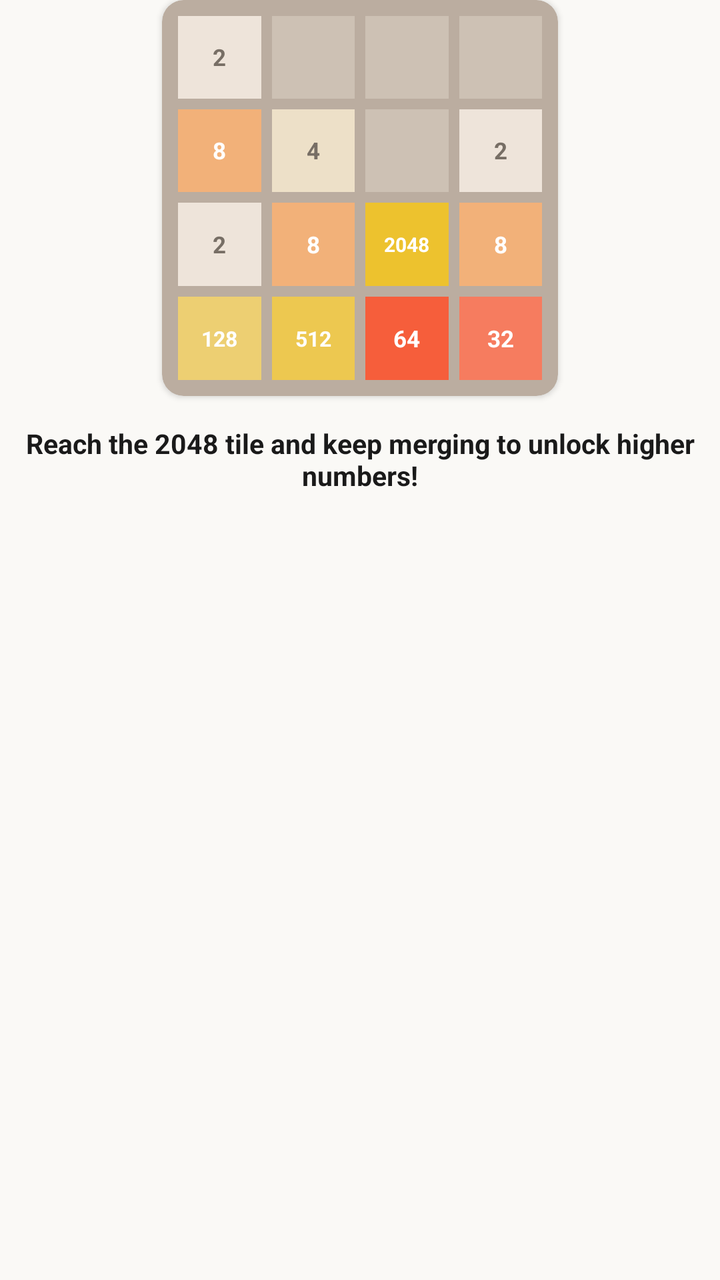
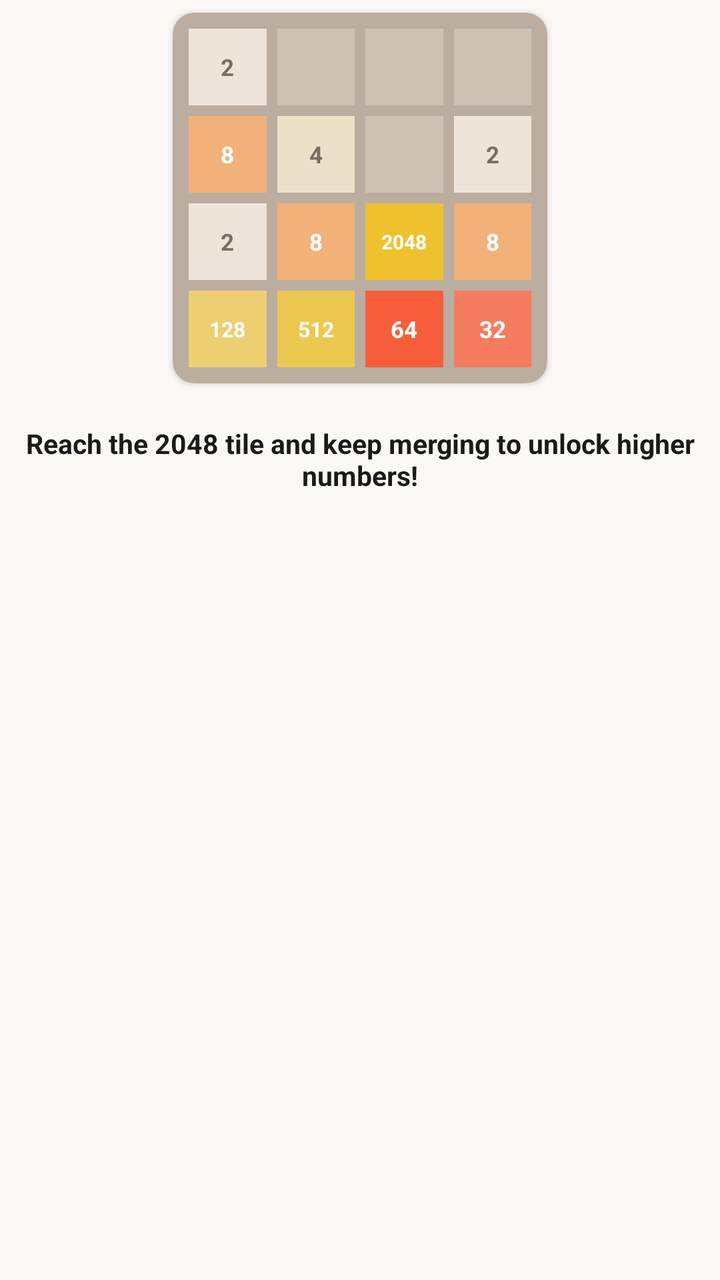

The first picture is an Android layout as it rendered before a commit; the second is the same layout after the commit. The layout source and the unified diff follow.
<!-- AndroidManifest.xml: application theme Theme.NumberBlocks -->
<!-- res/layout/item_tutorial_slide_goal.xml -->
<?xml version="1.0" encoding="utf-8"?>
<LinearLayout xmlns:android="http://schemas.android.com/apk/res/android"
    xmlns:app="http://schemas.android.com/apk/res-auto"
    android:layout_width="match_parent"
    android:layout_height="match_parent"
    android:gravity="center_horizontal"
    android:orientation="vertical">

    
    <com.google.android.material.card.MaterialCardView
        android:layout_width="@dimen/dp_220"
        android:layout_height="@dimen/dp_220"
        app:cardBackgroundColor="#BBADA0"
        app:cardCornerRadius="@dimen/dp_12"
        app:cardElevation="@dimen/dp_2"
        app:strokeWidth="0dp">

        <GridLayout
            android:layout_width="match_parent"
            android:layout_height="match_parent"
            android:columnCount="4"
            android:rowCount="4"
            android:padding="@dimen/dp_6">

            
            <TextView style="@style/MiniTileStyle" android:background="#EEE4DA" android:text="2" android:textColor="#776E65" />
            <View style="@style/MiniTileStyle" android:background="#CDC1B4" />
            <View style="@style/MiniTileStyle" android:background="#CDC1B4" />
            <View style="@style/MiniTileStyle" android:background="#CDC1B4" />

            
            <TextView style="@style/MiniTileStyle" android:background="#F2B179" android:text="8" android:textColor="#FFFFFF" />
            <TextView style="@style/MiniTileStyle" android:background="#EDE0C8" android:text="4" android:textColor="#776E65" />
            <View style="@style/MiniTileStyle" android:background="#CDC1B4" />
            <TextView style="@style/MiniTileStyle" android:background="#EEE4DA" android:text="2" android:textColor="#776E65" />

            
            <TextView style="@style/MiniTileStyle" android:background="#EEE4DA" android:text="2" android:textColor="#776E65" />
            <TextView style="@style/MiniTileStyle" android:background="#F2B179" android:text="8" android:textColor="#FFFFFF" />
            <TextView style="@style/MiniTileStyle" android:background="#EDC22E" android:text="2048" android:textColor="#FFFFFF" android:textSize="@dimen/sp_11" />
            <TextView style="@style/MiniTileStyle" android:background="#F2B179" android:text="8" android:textColor="#FFFFFF" />

            
            <TextView style="@style/MiniTileStyle" android:background="#EDCF72" android:text="128" android:textColor="#FFFFFF" android:textSize="@dimen/sp_12" />
            <TextView style="@style/MiniTileStyle" android:background="#EDC850" android:text="512" android:textColor="#FFFFFF" android:textSize="@dimen/sp_12" />
            <TextView style="@style/MiniTileStyle" android:background="#F65E3B" android:text="64" android:textColor="#FFFFFF" />
            <TextView style="@style/MiniTileStyle" android:background="#F67C5F" android:text="32" android:textColor="#FFFFFF" />
        </GridLayout>
    </com.google.android.material.card.MaterialCardView>

    
    <TextView
        android:layout_width="match_parent"
        android:layout_height="wrap_content"
        android:layout_marginTop="@dimen/dp_16"
        android:gravity="center"
        android:paddingStart="@dimen/dp_12"
        android:paddingEnd="@dimen/dp_12"
        android:text="@string/tutorial_goal_desc"
        android:textColor="#1A1A1A"
        android:textSize="@dimen/sp_15"
        android:textStyle="bold" />

</LinearLayout>
<!-- resources referenced by this layout -->
<resources>
  <dimen name="dp_12">12.00dp</dimen>
  <dimen name="dp_16">16.00dp</dimen>
  <dimen name="dp_2">2.00dp</dimen>
  <dimen name="dp_220">220.00dp</dimen>
  <dimen name="dp_6">6.00dp</dimen>
  <dimen name="sp_11">11.00sp</dimen>
  <dimen name="sp_12">12.00sp</dimen>
  <dimen name="sp_15">15.00sp</dimen>
  <string name="tutorial_goal_desc">Reach the 2048 tile and keep merging to unlock higher numbers!</string>
  <style name="MiniTileStyle">
          <item name="android:layout_width">0dp</item>
          <item name="android:layout_height">0dp</item>
          <item name="android:layout_columnWeight">1</item>
          <item name="android:layout_rowWeight">1</item>
          <item name="android:layout_margin">@dimen/dp_3</item>
          <item name="android:gravity">center</item>
          <item name="android:textSize">@dimen/sp_13</item>
          <item name="android:textStyle">bold</item>
      </style>
  <style name="Theme.NumberBlocks" parent="Theme.MaterialComponents.DayNight.NoActionBar">
          <item name="colorPrimary">@color/primary</item>
          <item name="colorPrimaryVariant">@color/primary_variant</item>
          <item name="colorSecondary">@color/secondary</item>
          <item name="android:statusBarColor">@color/background</item>
          <item name="android:navigationBarColor">@color/background</item>
          <item name="android:windowBackground">@color/background</item>
          <item name="android:windowLightStatusBar">true</item>
      </style>
  <dimen name="dp_3">3.00dp</dimen>
  <dimen name="sp_13">13.00sp</dimen>
  <color name="primary">#1E2024</color>
  <color name="primary_variant">#161719</color>
  <color name="secondary">#5A5D66</color>
  <color name="background">#FAF9F6</color>
</resources>

<!-- the commit's change to res/layout/item_tutorial_slide_goal.xml (unified diff, before → after) -->
@@ -3,6 +3,8 @@
     xmlns:app="http://schemas.android.com/apk/res-auto"
     android:layout_width="match_parent"
     android:layout_height="match_parent"
+    android:clipChildren="false"
+    android:clipToPadding="false"
     android:gravity="center_horizontal"
     android:orientation="vertical">
 
@@ -13,6 +15,7 @@
         app:cardBackgroundColor="#BBADA0"
         app:cardCornerRadius="@dimen/dp_12"
         app:cardElevation="@dimen/dp_2"
+        app:cardUseCompatPadding="true"
         app:strokeWidth="0dp">
 
         <GridLayout
